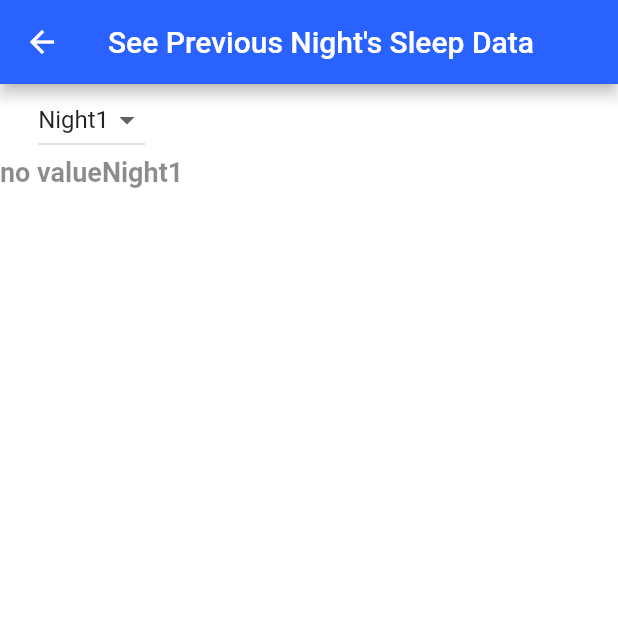
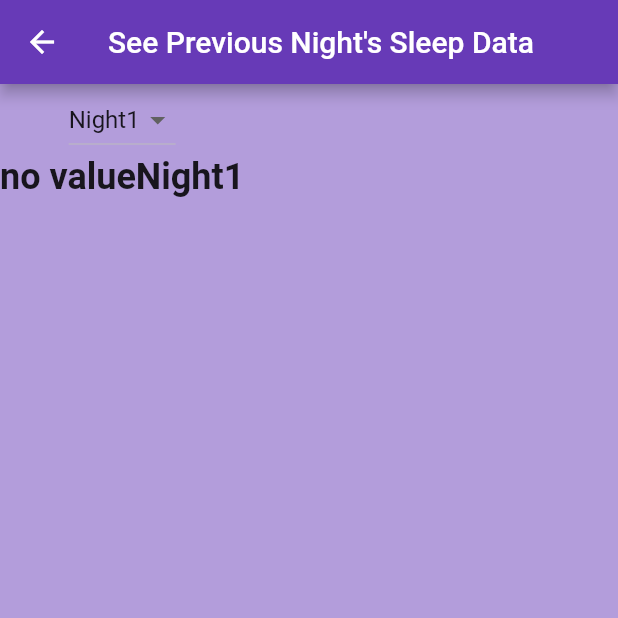
Before and after one commit to jakelang01/SweetDreams, a Flutter app: the OutputScreen screen opened directly, on a phone screen of 412 x 824 dp, the top half of it. Run offline on Flutter 3.47's test engine with Material 2 defaults, Android fonts, the phone set to English and light mode, and no system bars; our stand-ins replace cloud_firestore, firebase_core, flutter_rating_bar, shared_preferences, youtube_player_flutter; accounts and stored records are empty.

Commit message:
Change dreams_output to use app theme

```diff
--- a/lib/dreams/views/dreams_output.dart
+++ b/lib/dreams/views/dreams_output.dart
@@ -28,9 +28,9 @@ class _SleepOutputPageState extends State<SleepOutput> {
         appBar: AppBar(
           title: Text('See previous Night\'s Sleep Data'),
           centerTitle: true,
-          backgroundColor: Colors.blueAccent.shade700,
+          //backgroundColor: Colors.blueAccent.shade700,
         ),
-        backgroundColor: Colors.white,
+        backgroundColor: Theme.of(context).backgroundColor,
         body: ListView(
           children: <Widget>[
             Padding(padding: EdgeInsets.all(5.0)),
@@ -72,9 +72,9 @@ class _OutputScreen extends State<OutputScreen> {
         appBar: AppBar(
           title: Text('See Previous Night\'s Sleep Data'),
           centerTitle: true,
-          backgroundColor: Colors.blueAccent.shade700,
+          //backgroundColor: Colors.blueAccent.shade700,
         ),
-        backgroundColor: Colors.white,
+        backgroundColor: Theme.of(context).backgroundColor,
         body: Column(
                 children:<Widget>[
                 DropdownButton(
@@ -101,7 +101,7 @@ class _OutputScreen extends State<OutputScreen> {
                 textAlign: TextAlign.left,
                 overflow: TextOverflow.visible,
                 textScaleFactor: 1,
-                style: const TextStyle(fontWeight: FontWeight.bold),
+                style: Theme.of(context).textTheme.headline2,
               ),
             )
                 ]
```
